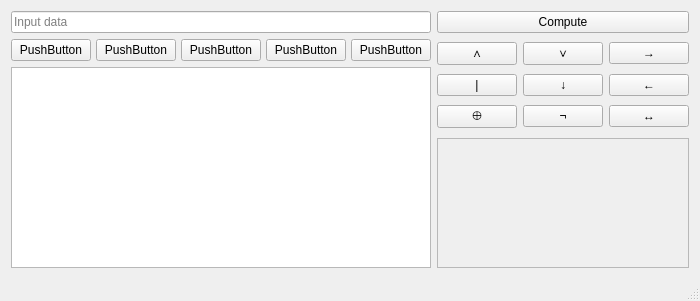
This is mainwindow.ui in mvngr/logic_calculator as Qt 5 draws it before an edit. The edited form follows.
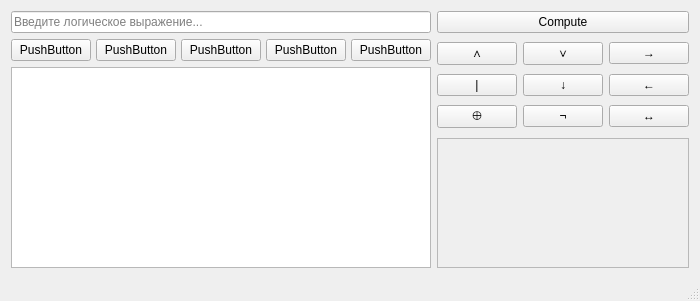
This is the edited form.

Commit message:
added execution of logical operations on variables from input
added execution of logical operations on variables from input witchout brackets
minor bug fixes
changed the properties of the interface

The edit to the form file:
```diff
--- a/mainwindow.ui
+++ b/mainwindow.ui
@@ -188,7 +188,7 @@
          <string/>
         </property>
         <property name="placeholderText">
-         <string>Input data</string>
+         <string>Введите логическое выражение...</string>
         </property>
        </widget>
       </item>
```
Left out of the diff: 18 changed lines with no effect on the pictures. The commit also changes 4 other files.
